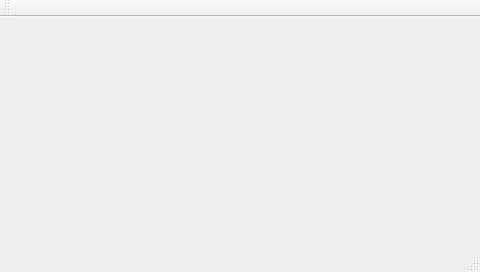
Old version of the form mainwindow.ui in the repository gaodayue/qt_campus_nav.
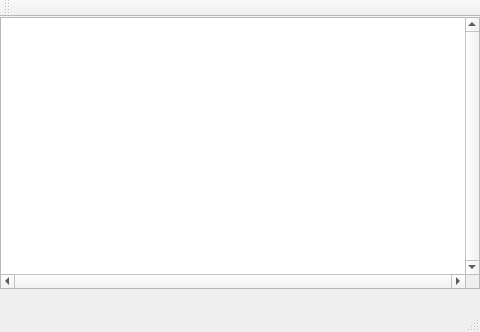
New version of the form.

Commit message: Displaying Map Image

```diff
--- a/mainwindow.ui
+++ b/mainwindow.ui
@@ -7,13 +7,36 @@
     <x>0</x>
     <y>0</y>
     <width>480</width>
-    <height>272</height>
+    <height>332</height>
    </rect>
   </property>
   <property name="windowTitle">
    <string>MainWindow</string>
   </property>
-  <widget class="QWidget" name="centralWidget"/>
+  <widget class="QWidget" name="centralWidget">
+   <widget class="QGraphicsView" name="graphicsView">
+    <property name="geometry">
+     <rect>
+      <x>0</x>
+      <y>0</y>
+      <width>480</width>
+      <height>272</height>
+     </rect>
+    </property>
+    <property name="sizePolicy">
+     <sizepolicy hsizetype="Minimum" vsizetype="Minimum">
+      <horstretch>0</horstretch>
+      <verstretch>0</verstretch>
+     </sizepolicy>
+    </property>
+    <property name="verticalScrollBarPolicy">
+     <enum>Qt::ScrollBarAlwaysOn</enum>
+    </property>
+    <property name="horizontalScrollBarPolicy">
+     <enum>Qt::ScrollBarAlwaysOn</enum>
+    </property>
+   </widget>
+  </widget>
   <widget class="QMenuBar" name="menuBar">
    <property name="geometry">
     <rect>
```
The commit also changes 2 other files.
